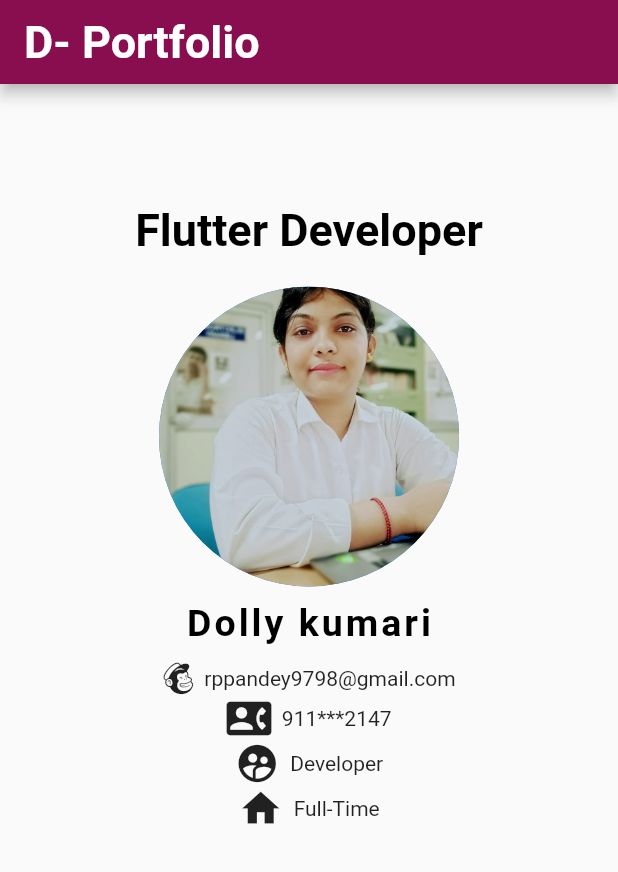
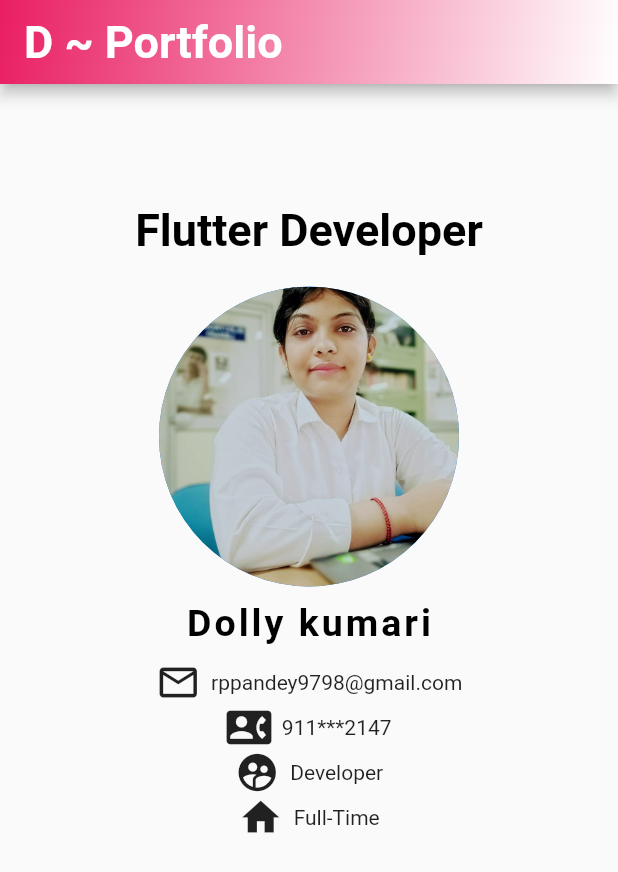
Before and after one commit to dollykumari9798/hello_world, a Flutter app: the Home screen opened directly, on a phone screen of 412 x 824 dp. Shown: the top 872 px of the screen. Run offline on Flutter 3.47's test engine with Material 2 defaults, Android fonts, the phone set to English and light mode, and no system bars; our stand-ins replace font_awesome_flutter; Roboto replaces fonts that are missing (Smooch).

Commit message:
adding gradient

```diff
--- a/lib/try.dart
+++ b/lib/try.dart
@@ -1,5 +1,6 @@
 import 'package:flutter/material.dart';
 import 'package:font_awesome_flutter/font_awesome_flutter.dart';
+// import 'package:gradient ';
 
 void main() {
   runApp(MaterialApp(
@@ -16,14 +17,21 @@ class Home extends StatelessWidget {
     return Scaffold(
       appBar: AppBar(
         title: Text(
-          'D- Portfolio ',
+          'D ~ Portfolio',
           style: TextStyle(
               color: Colors.white,
               fontWeight: FontWeight.bold,
               fontSize: 30,
               fontFamily: 'Smooch'),
         ),
-        backgroundColor: Colors.pink[900],
+        flexibleSpace: Container(
+          decoration: const BoxDecoration(
+            gradient: LinearGradient(
+                begin: Alignment.topLeft,
+                end: Alignment.bottomRight,
+                colors: <Color>[Colors.pink, Colors.white]),
+          ),
+        ),
       ),
       body: Column(
         children: <Widget>[
@@ -40,8 +48,10 @@ class Home extends StatelessWidget {
             height: 20,
           ),
           CircleAvatar(
-              radius: 100,
-              backgroundImage: AssetImage('assets/image/my_pic.jpg')),
+            radius: 100,
+            backgroundImage: AssetImage('assets/image/my_pic.jpg'),
+            // fit: BoxFit.fitHeight,
+          ),
           SizedBox(
             height: 10,
           ),
@@ -62,11 +72,11 @@ class Home extends StatelessWidget {
               Row(
                 mainAxisAlignment: MainAxisAlignment.center,
                 children: <Widget>[
-                  FaIcon(FontAwesomeIcons.mailchimp),
-                  // Icon(
-                  //   Icons.mail_outline,
-                  //   size: 30,
-                  // ),
+                  // FaIcon(FontAwesomeIcons.mailchimp),
+                  Icon(
+                    Icons.mail_outline,
+                    size: 30,
+                  ),
                   Text('  rppandey9798@gmail.com')
                 ],
               ),
```
